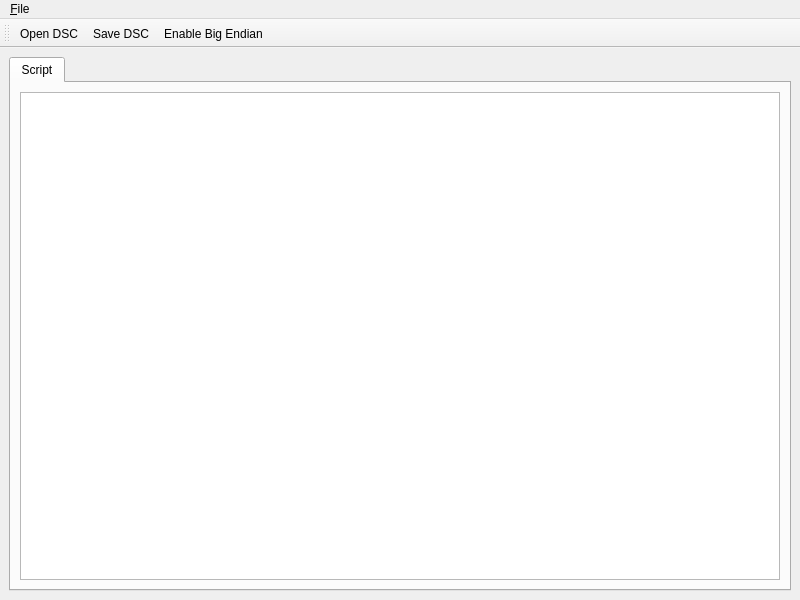
nastys/Open-PD-Script-Editor, file mainwindow.ui: the form before one commit.
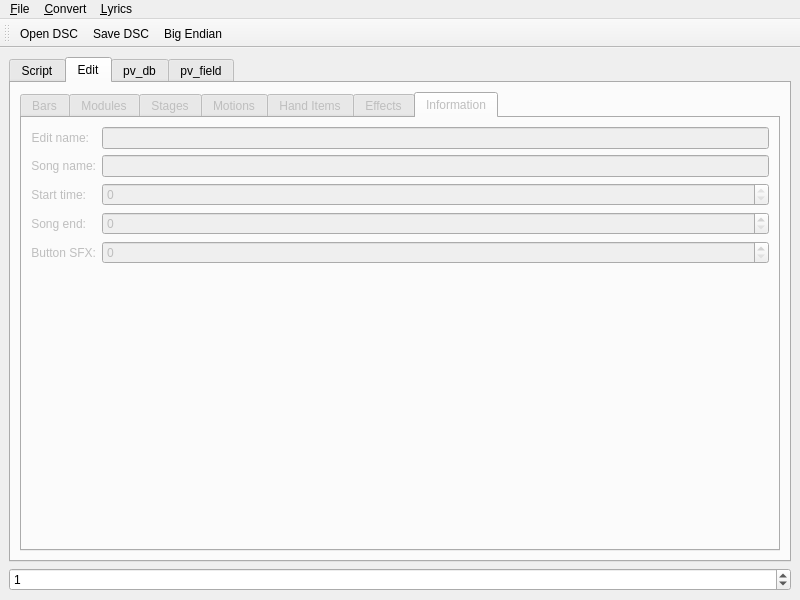
The form after the commit. The open tabs and pages were chosen to show the change. Icons and pictures are not drawn.

Commit message: Open DIVA2 edits, WebVTT lyrics and lip sync

```diff
--- a/mainwindow.ui
+++ b/mainwindow.ui
@@ -19,6 +19,19 @@
   </property>
   <widget class="QWidget" name="centralwidget">
    <layout class="QGridLayout" name="gridLayout">
+    <item row="1" column="0">
+     <widget class="QSpinBox" name="spinBox_pv">
+      <property name="minimum">
+       <number>0</number>
+      </property>
+      <property name="maximum">
+       <number>999</number>
+      </property>
+      <property name="value">
+       <number>1</number>
+      </property>
+     </widget>
+    </item>
     <item row="0" column="0">
      <widget class="QTabWidget" name="tabWidget">
       <property name="currentIndex">
@@ -34,6 +47,211 @@
         </item>
        </layout>
       </widget>
+      <widget class="QWidget" name="tab_edit">
+       <property name="enabled">
+        <bool>false</bool>
+       </property>
+       <attribute name="title">
+        <string>Edit</string>
+       </attribute>
+       <layout class="QGridLayout" name="gridLayout_5">
+        <item row="0" column="0">
+         <widget class="QTabWidget" name="tabWidget_edit_modules">
+          <property name="currentIndex">
+           <number>0</number>
+          </property>
+          <widget class="QWidget" name="tab_edit_bar">
+           <attribute name="title">
+            <string>Bars</string>
+           </attribute>
+           <layout class="QGridLayout" name="gridLayout_6">
+            <item row="0" column="0">
+             <widget class="QTableWidget" name="tableWidget_edit">
+              <property name="editTriggers">
+               <set>QAbstractItemView::NoEditTriggers</set>
+              </property>
+             </widget>
+            </item>
+           </layout>
+          </widget>
+          <widget class="QWidget" name="tab_edit_modules">
+           <attribute name="title">
+            <string>Modules</string>
+           </attribute>
+           <layout class="QGridLayout" name="gridLayout_11">
+            <item row="0" column="0">
+             <widget class="QListWidget" name="listWidget_edit_modules">
+              <property name="editTriggers">
+               <set>QAbstractItemView::NoEditTriggers</set>
+              </property>
+             </widget>
+            </item>
+           </layout>
+          </widget>
+          <widget class="QWidget" name="tab_edit_stages">
+           <attribute name="title">
+            <string>Stages</string>
+           </attribute>
+           <layout class="QGridLayout" name="gridLayout_7">
+            <item row="0" column="0">
+             <widget class="QListWidget" name="listWidget_edit_stages">
+              <property name="editTriggers">
+               <set>QAbstractItemView::NoEditTriggers</set>
+              </property>
+             </widget>
+            </item>
+           </layout>
+          </widget>
+          <widget class="QWidget" name="tab_edit_motions">
+           <attribute name="title">
+            <string>Motions</string>
+           </attribute>
+           <layout class="QGridLayout" name="gridLayout_8">
+            <item row="0" column="0">
+             <widget class="QListWidget" name="listWidget_edit_motions">
+              <property name="editTriggers">
+               <set>QAbstractItemView::NoEditTriggers</set>
+              </property>
+             </widget>
+            </item>
+           </layout>
+          </widget>
+          <widget class="QWidget" name="tab_edit_handItems">
+           <attribute name="title">
+            <string>Hand Items</string>
+           </attribute>
+           <layout class="QGridLayout" name="gridLayout_9">
+            <item row="0" column="0">
+             <widget class="QListWidget" name="listWidget_edit_handitems">
+              <property name="editTriggers">
+               <set>QAbstractItemView::NoEditTriggers</set>
+              </property>
+             </widget>
+            </item>
+           </layout>
+          </widget>
+          <widget class="QWidget" name="tab_edit_effects">
+           <attribute name="title">
+            <string>Effects</string>
+           </attribute>
+           <layout class="QGridLayout" name="gridLayout_10">
+            <item row="0" column="0">
+             <widget class="QListWidget" name="listWidget_edit_effects">
+              <property name="editTriggers">
+               <set>QAbstractItemView::NoEditTriggers</set>
+              </property>
+             </widget>
+            </item>
+           </layout>
+          </widget>
+          <widget class="QWidget" name="tab_edit_information">
+           <attribute name="title">
+            <string>Information</string>
+           </attribute>
+           <layout class="QFormLayout" name="formLayout">
+            <item row="0" column="0">
+             <widget class="QLabel" name="label_edit_editname">
+              <property name="text">
+               <string>Edit name:</string>
+              </property>
+              <property name="alignment">
+               <set>Qt::AlignRight|Qt::AlignTrailing|Qt::AlignVCenter</set>
+              </property>
+             </widget>
+            </item>
+            <item row="0" column="1">
+             <widget class="QLineEdit" name="lineEdit_edit_editname">
+              <property name="readOnly">
+               <bool>true</bool>
+              </property>
+             </widget>
+            </item>
+            <item row="1" column="0">
+             <widget class="QLabel" name="label_edit_songname">
+              <property name="text">
+               <string>Song name:</string>
+              </property>
+              <property name="alignment">
+               <set>Qt::AlignRight|Qt::AlignTrailing|Qt::AlignVCenter</set>
+              </property>
+             </widget>
+            </item>
+            <item row="1" column="1">
+             <widget class="QLineEdit" name="lineEdit_edit_songname">
+              <property name="readOnly">
+               <bool>true</bool>
+              </property>
+             </widget>
+            </item>
+            <item row="2" column="0">
+             <widget class="QLabel" name="label_edit_starttime">
+              <property name="text">
+               <string>Start time:</string>
+              </property>
+              <property name="alignment">
+               <set>Qt::AlignRight|Qt::AlignTrailing|Qt::AlignVCenter</set>
+              </property>
+             </widget>
+            </item>
+            <item row="2" column="1">
+             <widget class="QSpinBox" name="spinBox_edit_starttime">
+              <property name="readOnly">
+               <bool>true</bool>
+              </property>
+             </widget>
+            </item>
+            <item row="3" column="0">
+             <widget class="QLabel" name="label_edit_end">
+              <property name="text">
+               <string>Song end:</string>
+              </property>
+              <property name="alignment">
+               <set>Qt::AlignRight|Qt::AlignTrailing|Qt::AlignVCenter</set>
+              </property>
+             </widget>
+            </item>
+            <item row="3" column="1">
+             <widget class="QSpinBox" name="spinBox_edit_end"/>
+            </item>
+            <item row="4" column="0">
+             <widget class="QLabel" name="label_edit_buttonsfx">
+              <property name="text">
+               <string>Button SFX:</string>
+              </property>
+              <property name="alignment">
+               <set>Qt::AlignRight|Qt::AlignTrailing|Qt::AlignVCenter</set>
+              </property>
+             </widget>
+            </item>
+            <item row="4" column="1">
+             <widget class="QSpinBox" name="spinBox_edit_buttonsfx"/>
+            </item>
+           </layout>
+          </widget>
+         </widget>
+        </item>
+       </layout>
+      </widget>
+      <widget class="QWidget" name="tab_pv_db">
+       <attribute name="title">
+        <string>pv_db</string>
+       </attribute>
+       <layout class="QGridLayout" name="gridLayout_3">
+        <item row="0" column="0">
+         <widget class="QPlainTextEdit" name="plainTextEdit_db"/>
+        </item>
+       </layout>
+      </widget>
+      <widget class="QWidget" name="tab_pv_field">
+       <attribute name="title">
+        <string>pv_field</string>
+       </attribute>
+       <layout class="QGridLayout" name="gridLayout_4">
+        <item row="0" column="0">
+         <widget class="QPlainTextEdit" name="plainTextEdit_field"/>
+        </item>
+       </layout>
+      </widget>
      </widget>
     </item>
    </layout>
@@ -57,7 +275,25 @@
     <addaction name="separator"/>
     <addaction name="actionExit"/>
    </widget>
+   <widget class="QMenu" name="menu_Convert">
+    <property name="title">
+     <string>&amp;Convert</string>
+    </property>
+    <addaction name="separator"/>
+    <addaction name="actionPSP_to_DT"/>
+   </widget>
+   <widget class="QMenu" name="menu_Lyrics">
+    <property name="title">
+     <string>&amp;Lyrics</string>
+    </property>
+    <addaction name="separator"/>
+    <addaction name="actionImport_VTT"/>
+    <addaction name="separator"/>
+    <addaction name="actionLip_sync"/>
+   </widget>
    <addaction name="menuFile"/>
+   <addaction name="menu_Convert"/>
+   <addaction name="menu_Lyrics"/>
   </widget>
   <widget class="QToolBar" name="toolBar">
    <property name="windowTitle">
@@ -78,7 +314,7 @@
     <bool>true</bool>
    </property>
    <property name="text">
-    <string>Enable &amp;Big Endian</string>
+    <string>&amp;Big Endian</string>
    </property>
   </action>
   <action name="actionExit">
```
Left out of the diff: 15 changed lines with no effect on the pictures. The commit also changes 15 other files.
